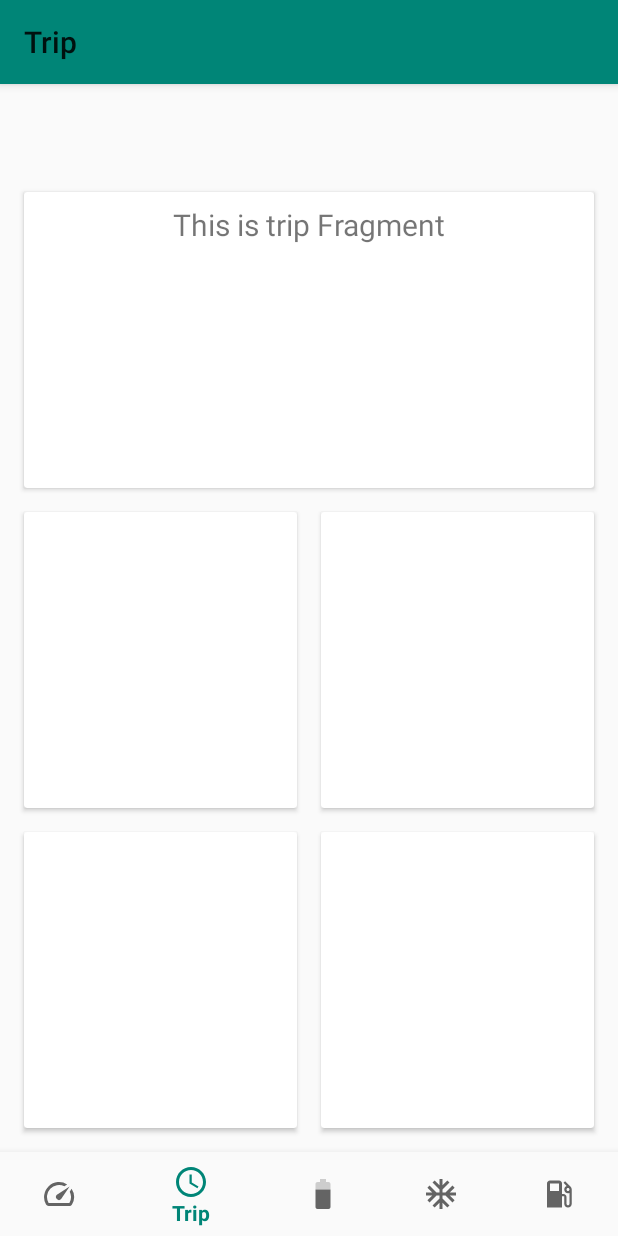
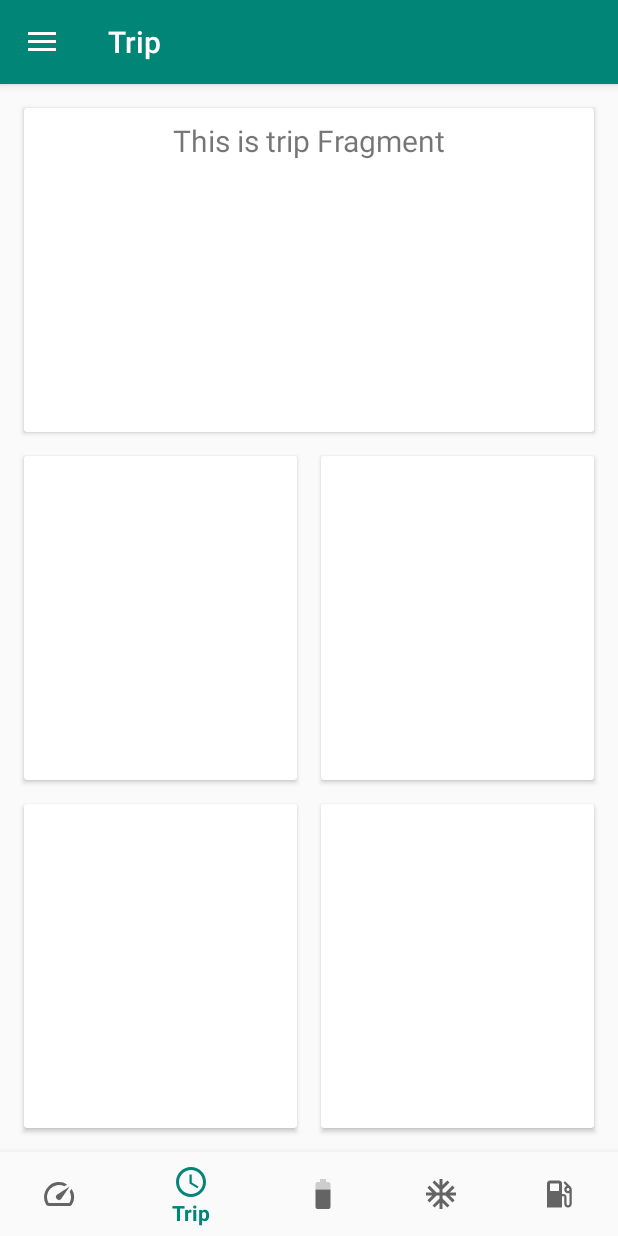
Before and after one commit to basmith322/DemoApp, an Android app: the screen it shows after launch (MainActivity), item 2 of the bottom bar chosen, on a phone screen of 412 x 824 dp. Run offline under Robolectric (Android 15) with nearby library versions, the phone set to English and light mode, and no system bars; our stand-ins replace navigation-ui.

Commit message:
Added side menu bar and logo.

```diff
--- a/app/build.gradle
+++ b/app/build.gradle
@@ -44,5 +44,6 @@ dependencies {
     androidTestImplementation 'androidx.test.ext:junit:1.1.1'
     androidTestImplementation 'androidx.test.espresso:espresso-core:3.2.0'
     implementation "androidx.viewpager2:viewpager2:1.0.0"
-
+    implementation 'androidx.appcompat:appcompat:1.1.0'
+    implementation 'com.google.android.material:material:1.0.0'
 }
--- a/app/src/main/AndroidManifest.xml
+++ b/app/src/main/AndroidManifest.xml
@@ -9,11 +9,10 @@
         android:roundIcon="@mipmap/ic_launcher_round"
         android:supportsRtl="true"
         android:theme="@style/AppTheme">
-        <activity android:name=".ScreenSlidePagerActivity"></activity>
-        <activity android:name=".ui.ScreenSlidePagerActivity" />
         <activity
             android:name=".MainActivity"
-            android:label="@string/app_name">
+            android:label="@string/app_name"
+            android:theme="@style/AppTheme.NoActionBar">
             <intent-filter>
                 <action android:name="android.intent.action.MAIN" />
 
--- a/app/src/main/java/com/example/demoapp/MainActivity.kt
+++ b/app/src/main/java/com/example/demoapp/MainActivity.kt
@@ -2,33 +2,48 @@ package com.example.demoapp
 
 import android.os.Bundle
 import androidx.appcompat.app.AppCompatActivity
+import androidx.appcompat.widget.Toolbar
+import androidx.drawerlayout.widget.DrawerLayout
 import androidx.navigation.findNavController
 import androidx.navigation.ui.AppBarConfiguration
+import androidx.navigation.ui.navigateUp
 import androidx.navigation.ui.setupActionBarWithNavController
 import androidx.navigation.ui.setupWithNavController
 import com.google.android.material.bottomnavigation.BottomNavigationView
+import com.google.android.material.navigation.NavigationView
+
 
 class MainActivity : AppCompatActivity() {
+
+    private lateinit var appBarConfiguration: AppBarConfiguration
 
     override fun onCreate(savedInstanceState: Bundle?) {
         super.onCreate(savedInstanceState)
         setContentView(R.layout.activity_main)
-        val navView: BottomNavigationView = findViewById(R.id.nav_view)
+        val toolbar: Toolbar = findViewById(R.id.toolbar)
+        setSupportActionBar(toolbar)
 
-
+        val drawerLayout: DrawerLayout = findViewById(R.id.drawer_layout)
+        val navView: NavigationView = findViewById(R.id.nav_view)
+        val bottomNavigationView: BottomNavigationView = findViewById(R.id.bottom_nav_view)
         val navController = findNavController(R.id.nav_host_fragment)
-        // Passing each menu ID as a set of Ids because each
-        // menu should be considered as top level destinations.
-        val appBarConfiguration = AppBarConfiguration(
+        appBarConfiguration = AppBarConfiguration(
             setOf(
                 R.id.navigation_Perf,
                 R.id.navigation_Trip,
                 R.id.navigation_Battery,
                 R.id.navigation_Temps,
                 R.id.navigation_Fuel
-            )
+            ), drawerLayout
         )
+
         setupActionBarWithNavController(navController, appBarConfiguration)
+        bottomNavigationView.setupWithNavController(navController)
         navView.setupWithNavController(navController)
     }
+
+    override fun onSupportNavigateUp(): Boolean {
+        val navController = findNavController(R.id.nav_host_fragment)
+        return navController.navigateUp(appBarConfiguration) || super.onSupportNavigateUp()
+    }
 }
--- a/app/src/main/java/com/example/demoapp/ui/performance/PerformanceFragment.kt
+++ b/app/src/main/java/com/example/demoapp/ui/performance/PerformanceFragment.kt
@@ -17,7 +17,7 @@ class PerformanceFragment : Fragment() {
 
     private lateinit var performanceViewModel: PerformanceViewModel
     private val totalTime: Long = 999999999
-    private var countDownInterval: kotlin.Long = 300
+    private var countDownInterval: kotlin.Long = 150
     private lateinit var timer: CountDownTimer
 
 
--- a/app/src/main/res/layout/activity_main.xml
+++ b/app/src/main/res/layout/activity_main.xml
@@ -1,46 +1,25 @@
 <?xml version="1.0" encoding="utf-8"?>
-<androidx.constraintlayout.widget.ConstraintLayout xmlns:android="http://schemas.android.com/apk/res/android"
+<androidx.drawerlayout.widget.DrawerLayout xmlns:android="http://schemas.android.com/apk/res/android"
     xmlns:app="http://schemas.android.com/apk/res-auto"
-    android:id="@+id/container"
+    xmlns:tools="http://schemas.android.com/tools"
+    android:id="@+id/drawer_layout"
     android:layout_width="match_parent"
     android:layout_height="match_parent"
-    android:paddingTop="?attr/actionBarSize">
+    android:fitsSystemWindows="true"
+    tools:openDrawer="start">
 
-    <androidx.viewpager2.widget.ViewPager2
-        android:id="@+id/pager"
+    <include
+        layout="@layout/app_bar_main"
         android:layout_width="match_parent"
+        android:layout_height="match_parent" />
+
+    <com.google.android.material.navigation.NavigationView
+        android:id="@+id/nav_view"
+        android:layout_width="wrap_content"
         android:layout_height="match_parent"
-        android:layout_marginTop="16dp"
-        app:layout_constraintBottom_toBottomOf="parent"
-        app:layout_constraintEnd_toEndOf="parent"
-        app:layout_constraintStart_toStartOf="parent"
-        app:layout_constraintTop_toTopOf="parent" />
-
-    <com.google.android.material.bottomnavigation.BottomNavigationView
-        android:id="@+id/nav_view"
-        android:layout_width="0dp"
-        android:layout_height="wrap_content"
-        android:layout_marginStart="0dp"
-        android:layout_marginEnd="0dp"
-        android:background="?android:attr/windowBackground"
-        app:layout_constraintBottom_toBottomOf="parent"
-        app:layout_constraintLeft_toLeftOf="parent"
-        app:layout_constraintRight_toRightOf="parent"
+        android:layout_gravity="start"
+        android:fitsSystemWindows="true"
+        app:headerLayout="@layout/nav_header_main"
         app:menu="@menu/bottom_nav_menu" />
 
-    <fragment
-        android:id="@+id/nav_host_fragment"
-        android:name="androidx.navigation.fragment.NavHostFragment"
-        android:layout_width="0dp"
-        android:layout_height="0dp"
-        app:defaultNavHost="true"
-        app:layout_constraintBottom_toTopOf="@id/nav_view"
-        app:layout_constraintEnd_toEndOf="parent"
-        app:layout_constraintHorizontal_bias="0.0"
-        app:layout_constraintLeft_toLeftOf="parent"
-        app:layout_constraintRight_toRightOf="parent"
-        app:layout_constraintStart_toStartOf="parent"
-        app:layout_constraintTop_toTopOf="parent"
-        app:navGraph="@navigation/mobile_navigation" />
-
-</androidx.constraintlayout.widget.ConstraintLayout>
+</androidx.drawerlayout.widget.DrawerLayout>
--- /dev/null
+++ b/app/src/main/res/layout/app_bar_main.xml
@@ -0,0 +1,25 @@
+<?xml version="1.0" encoding="utf-8"?>
+<androidx.coordinatorlayout.widget.CoordinatorLayout xmlns:android="http://schemas.android.com/apk/res/android"
+    xmlns:app="http://schemas.android.com/apk/res-auto"
+    xmlns:tools="http://schemas.android.com/tools"
+    android:layout_width="match_parent"
+    android:layout_height="match_parent"
+    tools:context=".MainActivity">
+
+    <com.google.android.material.appbar.AppBarLayout
+        android:layout_width="match_parent"
+        android:layout_height="wrap_content"
+        android:theme="@style/AppTheme.AppBarOverlay">
+
+        <androidx.appcompat.widget.Toolbar
+            android:id="@+id/toolbar"
+            android:layout_width="match_parent"
+            android:layout_height="?attr/actionBarSize"
+            android:background="?attr/colorPrimary"
+            app:popupTheme="@style/AppTheme.PopupOverlay" />
+
+    </com.google.android.material.appbar.AppBarLayout>
+
+    <include layout="@layout/content_main" />
+
+</androidx.coordinatorlayout.widget.CoordinatorLayout>
--- /dev/null
+++ b/app/src/main/res/layout/content_main.xml
@@ -0,0 +1,32 @@
+<?xml version="1.0" encoding="utf-8"?>
+<androidx.constraintlayout.widget.ConstraintLayout xmlns:android="http://schemas.android.com/apk/res/android"
+    xmlns:app="http://schemas.android.com/apk/res-auto"
+    xmlns:tools="http://schemas.android.com/tools"
+    android:layout_width="match_parent"
+    android:layout_height="match_parent"
+    app:layout_behavior="@string/appbar_scrolling_view_behavior"
+    tools:showIn="@layout/app_bar_main">
+
+    <fragment
+        android:id="@+id/nav_host_fragment"
+        android:name="androidx.navigation.fragment.NavHostFragment"
+        android:layout_width="match_parent"
+        android:layout_height="0dp"
+        app:defaultNavHost="true"
+        app:layout_constraintBottom_toTopOf="@+id/bottom_nav_view"
+        app:layout_constraintLeft_toLeftOf="parent"
+        app:layout_constraintRight_toRightOf="parent"
+        app:layout_constraintTop_toTopOf="parent"
+        app:navGraph="@navigation/mobile_navigation" />
+
+    <com.google.android.material.bottomnavigation.BottomNavigationView
+        android:id="@+id/bottom_nav_view"
+        android:layout_width="0dp"
+        android:layout_height="wrap_content"
+        android:background="?android:attr/windowBackground"
+        app:layout_constraintBottom_toBottomOf="parent"
+        app:layout_constraintEnd_toEndOf="parent"
+        app:layout_constraintStart_toStartOf="parent"
+        app:menu="@menu/bottom_nav_menu" />
+
+</androidx.constraintlayout.widget.ConstraintLayout>
--- a/app/src/main/res/menu/bottom_nav_menu.xml
+++ b/app/src/main/res/menu/bottom_nav_menu.xml
@@ -1,5 +1,7 @@
 <?xml version="1.0" encoding="utf-8"?>
-<menu xmlns:android="http://schemas.android.com/apk/res/android">
+<menu xmlns:android="http://schemas.android.com/apk/res/android"
+    xmlns:tools="http://schemas.android.com/tools"
+    tools:showIn="navigation_view">
 
     <item
         android:id="@+id/navigation_Perf"
--- a/app/src/main/res/values/dimens.xml
+++ b/app/src/main/res/values/dimens.xml
@@ -2,4 +2,6 @@
     <!-- Default screen margins, per the Android Design guidelines. -->
     <dimen name="activity_horizontal_margin">16dp</dimen>
     <dimen name="activity_vertical_margin">16dp</dimen>
+    <dimen name="nav_header_height">176dp</dimen>
+    <dimen name="nav_header_vertical_spacing">8dp</dimen>
 </resources>
--- a/app/src/main/res/values/strings.xml
+++ b/app/src/main/res/values/strings.xml
@@ -5,6 +5,9 @@
     <string name="title_Battery">Battery</string>
     <string name="title_Temps">Temperatures</string>
     <string name="title_Fuel">Consumption</string>
+    <string name="nav_header_desc">Navigation header</string>
+    <string name="nav_header_title">Digital Car Dashboard</string>
+    <string name="nav_header_subtitle">smith-b9@ulster.ac.uk</string>
 
     <!-- TODO: Remove or change this placeholder text -->
     <string name="hello_blank_fragment">Hello blank fragment</string>
--- a/app/src/main/res/values/styles.xml
+++ b/app/src/main/res/values/styles.xml
@@ -1,11 +1,20 @@
 <resources>
 
     <!-- Base application theme. -->
-    <style name="AppTheme" parent="Theme.AppCompat.DayNight">
+    <style name="AppTheme" parent="Theme.AppCompat.Light.DarkActionBar">
         <!-- Customize your theme here. -->
         <item name="colorPrimary">@color/colorPrimary</item>
         <item name="colorPrimaryDark">@color/colorPrimaryDark</item>
         <item name="colorAccent">@color/colorAccent</item>
     </style>
 
+    <style name="AppTheme.NoActionBar">
+        <item name="windowActionBar">false</item>
+        <item name="windowNoTitle">true</item>
+    </style>
+
+    <style name="AppTheme.AppBarOverlay" parent="ThemeOverlay.AppCompat.Dark.ActionBar" />
+
+    <style name="AppTheme.PopupOverlay" parent="ThemeOverlay.AppCompat.Light" />
+
 </resources>
```
Also changed, not shown: app/src/main/res/drawable/side_nav_bar.xml (added, +9 -0 lines), app/src/main/res/layout/nav_header_main.xml (added, +38 -0 lines), app/src/main/res/drawable/logo.png (added).
